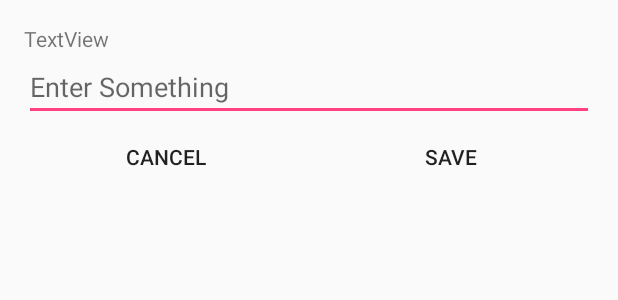
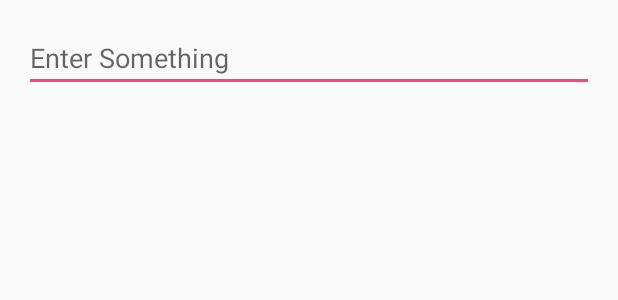
Before and after one commit to shvmgyl15/CategoryPlusOne, an Android app: the layout user_input_dialog_box.xml on its own in the app's theme, with its tools: preview values and no code run, on a phone screen of 412 x 824 dp. Shown: the top 300 px of the screen. Run offline under Robolectric (Android 15) with nearby library versions, the phone set to English and light mode, and no system bars.

```diff
--- a/app/src/main/res/layout/user_input_dialog_box.xml
+++ b/app/src/main/res/layout/user_input_dialog_box.xml
@@ -6,11 +6,11 @@
     android:orientation="vertical"
     android:padding="16dp">
 
-    <TextView
-        android:id="@+id/tVDialog"
-        android:layout_width="match_parent"
-        android:layout_height="wrap_content"
-        android:text="TextView" />
+    <!--<TextView-->
+        <!--android:id="@+id/tVDialog"-->
+        <!--android:layout_width="match_parent"-->
+        <!--android:layout_height="wrap_content"-->
+        <!--android:text="TextView" />-->
 
     <EditText
         android:id="@+id/userInputDialog"
@@ -19,27 +19,27 @@
         android:hint="Enter Something"
         android:selectAllOnFocus="true"
         android:inputType="text" />
-    <LinearLayout
-        android:layout_width="match_parent"
-        android:layout_height="wrap_content"
-        android:orientation="horizontal">
+    <!--<LinearLayout-->
+        <!--android:layout_width="match_parent"-->
+        <!--android:layout_height="wrap_content"-->
+        <!--android:orientation="horizontal">-->
 
-        <Button
-            android:id="@+id/btn_cancel"
-            style="@style/Widget.AppCompat.Button.Borderless"
-            android:layout_width="0dp"
-            android:layout_height="wrap_content"
-            android:layout_weight="0.5"
-            android:text="CANCEL" />
+        <!--<Button-->
+            <!--android:id="@+id/btn_cancel"-->
+            <!--style="@style/Widget.AppCompat.Button.Borderless"-->
+            <!--android:layout_width="0dp"-->
+            <!--android:layout_height="wrap_content"-->
+            <!--android:layout_weight="0.5"-->
+            <!--android:text="CANCEL" />-->
 
-        <Button
-            android:id="@+id/btn_ok"
-            style="@style/Widget.AppCompat.Button.Borderless"
-            android:layout_width="0dp"
-            android:layout_height="wrap_content"
-            android:layout_gravity="center"
-            android:layout_weight="0.5"
-            android:gravity="center"
-            android:text="SAVE" />
-    </LinearLayout>
+        <!--<Button-->
+            <!--android:id="@+id/btn_ok"-->
+            <!--style="@style/Widget.AppCompat.Button.Borderless"-->
+            <!--android:layout_width="0dp"-->
+            <!--android:layout_height="wrap_content"-->
+            <!--android:layout_gravity="center"-->
+            <!--android:layout_weight="0.5"-->
+            <!--android:gravity="center"-->
+            <!--android:text="SAVE" />-->
+    <!--</LinearLayout>-->
 </LinearLayout>
```
Also changed, not shown: app/src/main/java/com/bb/shivam/categoryplusone/RecyclerAdapter.java (+83 -32 lines).
